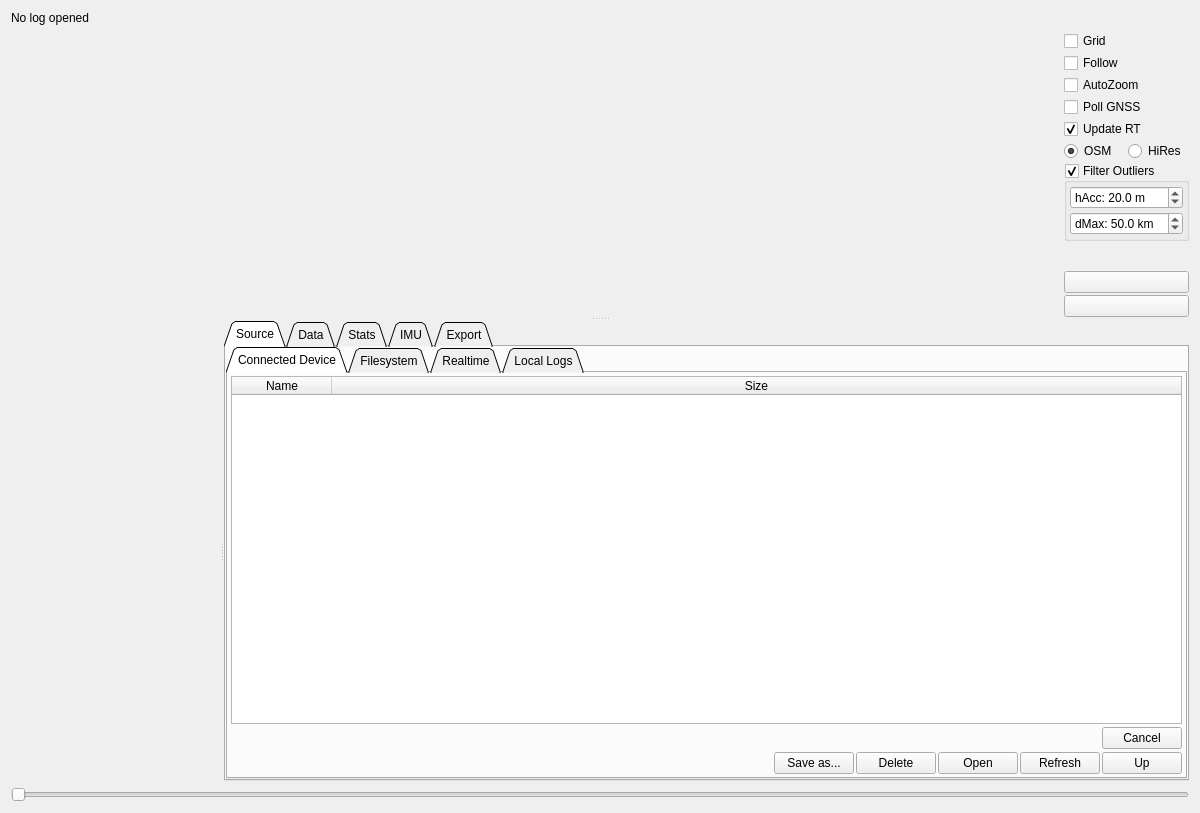
njupt-robomasters/vesc_tool-zh, file pages/pageloganalysis.ui: the form before one commit.
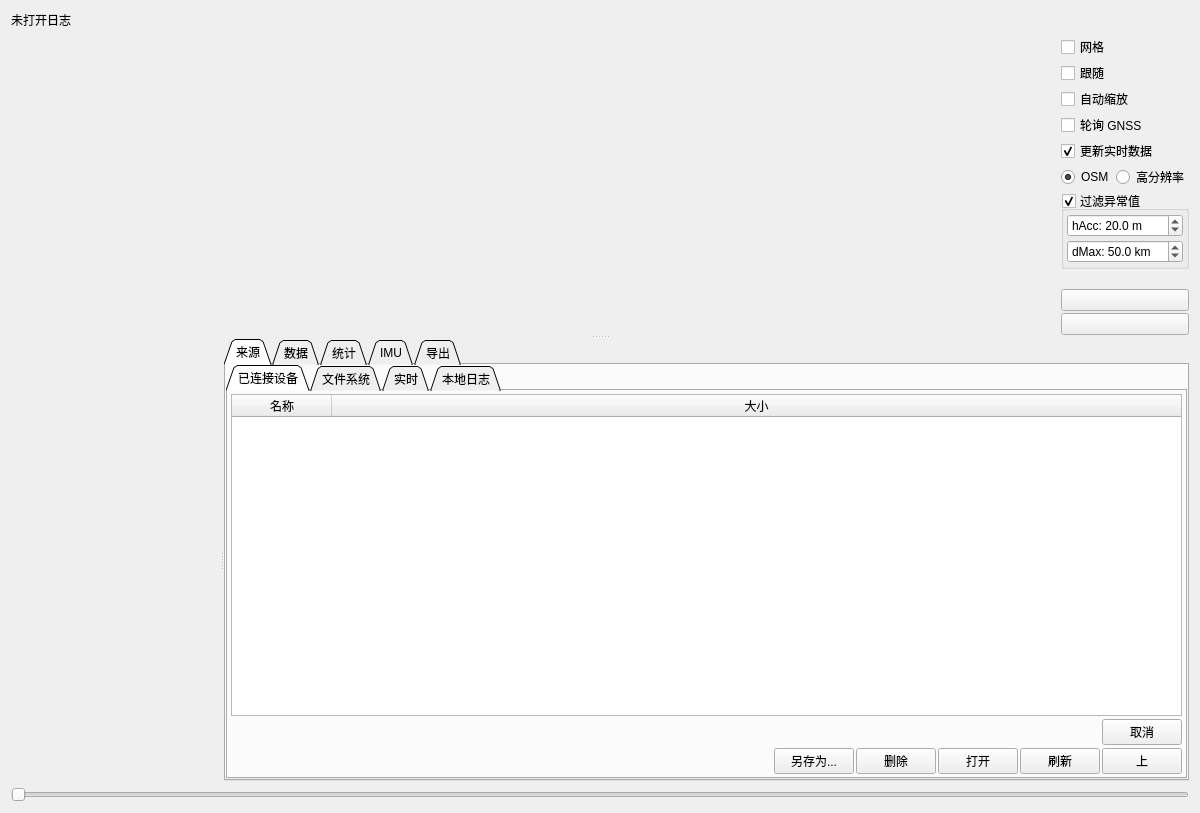
The form after the commit. Icons and pictures are not drawn. Custom widgets are drawn as their Qt base class.

```diff
--- a/pages/pageloganalysis.ui
+++ b/pages/pageloganalysis.ui
@@ -22,7 +22,7 @@
      <item>
       <widget class="QLabel" name="currentLog">
        <property name="text">
-        <string>No log opened</string>
+        <string>未打开日志</string>
        </property>
        <property name="wordWrap">
         <bool>true</bool>
@@ -56,7 +56,7 @@
          <item>
           <widget class="QCheckBox" name="gridBox">
            <property name="text">
-            <string>Grid</string>
+            <string>网格</string>
            </property>
            <property name="checked">
             <bool>false</bool>
@@ -69,7 +69,7 @@
             <string>Follow log position on map</string>
            </property>
            <property name="text">
-            <string>Follow</string>
+            <string>跟随</string>
            </property>
           </widget>
          </item>
@@ -79,7 +79,7 @@
             <string>Zoom in on trajectory when zooming in on data.</string>
            </property>
            <property name="text">
-            <string>AutoZoom</string>
+            <string>自动缩放</string>
            </property>
           </widget>
          </item>
@@ -89,7 +89,7 @@
             <string>Poll realtime GNSS-data from the connected device.</string>
            </property>
            <property name="text">
-            <string>Poll GNSS</string>
+            <string>轮询 GNSS</string>
            </property>
           </widget>
          </item>
@@ -99,7 +99,7 @@
             <string>Update plots while receiving data</string>
            </property>
            <property name="text">
-            <string>Update RT</string>
+            <string>更新实时数据</string>
            </property>
            <property name="checked">
             <bool>true</bool>
@@ -127,7 +127,7 @@
               <string>Use tiles from https://www.fau.de/</string>
              </property>
              <property name="text">
-              <string>HiRes</string>
+              <string>高分辨率</string>
              </property>
              <property name="checked">
               <bool>false</bool>
@@ -145,7 +145,7 @@
             </sizepolicy>
            </property>
            <property name="title">
-            <string>Filter Outliers</string>
+            <string>过滤异常值</string>
            </property>
            <property name="checkable">
             <bool>true</bool>
@@ -288,7 +288,7 @@
        </property>
        <widget class="QWidget" name="tab_4">
         <attribute name="title">
-         <string>Source</string>
+         <string>来源</string>
         </attribute>
         <attribute name="toolTip">
          <string>Browse directory of last log file.</string>
@@ -325,7 +325,7 @@
            </property>
            <widget class="QWidget" name="vescLogTab">
             <attribute name="title">
-             <string>Connected Device</string>
+             <string>已连接设备</string>
             </attribute>
             <layout class="QVBoxLayout" name="verticalLayout_9">
              <property name="spacing">
@@ -359,12 +359,12 @@
                </attribute>
                <column>
                 <property name="text">
-                 <string>Name</string>
+                 <string>名称</string>
                 </property>
                </column>
                <column>
                 <property name="text">
-                 <string>Size</string>
+                 <string>大小</string>
                 </property>
                </column>
               </widget>
@@ -387,7 +387,7 @@
                <item>
                 <widget class="QPushButton" name="vescLogCancelButton">
                  <property name="text">
-                  <string>Cancel</string>
+                  <string>取消</string>
                  </property>
                 </widget>
                </item>
@@ -427,14 +427,14 @@
                 <item>
                  <widget class="QPushButton" name="vescSaveAsButton">
                   <property name="text">
-                   <string>Save as...</string>
+                   <string>另存为...</string>
                   </property>
                  </widget>
                 </item>
                 <item>
                  <widget class="QPushButton" name="vescLogDeleteButton">
                   <property name="text">
-                   <string>Delete</string>
+                   <string>删除</string>
                   </property>
                   <property name="icon">
                    <iconset resource="../res.qrc">
@@ -445,7 +445,7 @@
                 <item>
                  <widget class="QPushButton" name="vescLogListOpenButton">
                   <property name="text">
-                   <string>Open</string>
+                   <string>打开</string>
                   </property>
                   <property name="icon">
                    <iconset resource="../res.qrc">
@@ -456,7 +456,7 @@
                 <item>
                  <widget class="QPushButton" name="vescLogListRefreshButton">
                   <property name="text">
-                   <string>Refresh</string>
+                   <string>刷新</string>
                   </property>
                   <property name="icon">
                    <iconset resource="../res.qrc">
@@ -470,7 +470,7 @@
                    <string>Go up one directory</string>
                   </property>
                   <property name="text">
-                   <string>Up</string>
+                   <string>上</string>
                   </property>
                   <property name="icon">
                    <iconset resource="../res.qrc">
@@ -485,7 +485,7 @@
            </widget>
            <widget class="QWidget" name="tab_5">
             <attribute name="title">
-             <string>Filesystem</string>
+             <string>文件系统</string>
             </attribute>
             <layout class="QVBoxLayout" name="verticalLayout_8">
              <property name="spacing">
@@ -613,7 +613,7 @@
            </widget>
            <widget class="QWidget" name="tab_7">
             <attribute name="title">
-             <string>Realtime</string>
+             <string>实时</string>
             </attribute>
             <layout class="QHBoxLayout" name="horizontalLayout_9">
              <item>
@@ -651,7 +651,7 @@
            </widget>
            <widget class="QWidget" name="tab_8">
             <attribute name="title">
-             <string>Local Logs</string>
+             <string>本地日志</string>
             </attribute>
             <layout class="QVBoxLayout" name="verticalLayout_12">
              <property name="spacing">
@@ -759,7 +759,7 @@
        </widget>
        <widget class="QWidget" name="tab">
         <attribute name="title">
-         <string>Data</string>
+         <string>数据</string>
         </attribute>
         <layout class="QVBoxLayout" name="verticalLayout_17">
          <property name="spacing">
@@ -928,7 +928,7 @@
        </widget>
        <widget class="QWidget" name="tab_2">
         <attribute name="title">
-         <string>Stats</string>
+         <string>统计</string>
         </attribute>
         <layout class="QVBoxLayout" name="verticalLayout_5">
          <property name="leftMargin">
@@ -982,7 +982,7 @@
        </widget>
        <widget class="QWidget" name="tab_6">
         <attribute name="title">
-         <string>Export</string>
+         <string>导出</string>
         </attribute>
         <layout class="QHBoxLayout" name="horizontalLayout_7" stretch="0,0,1">
          <item>
```
Left out of the diff: 96 changed lines with no effect on the pictures.
